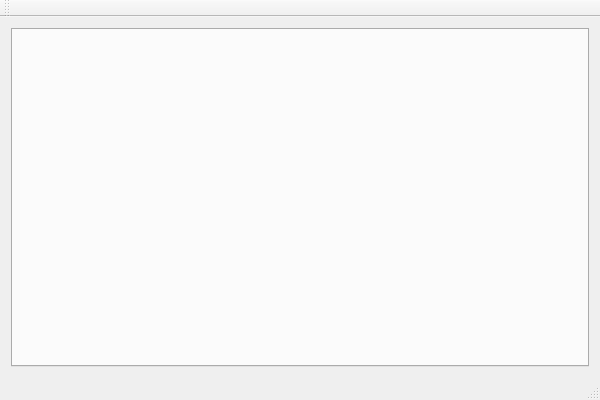
Qt form dungeon-sounder/dungeon-sounder/dungeonsounder.ui (Talndir/dungeon-sounder) before a commit.
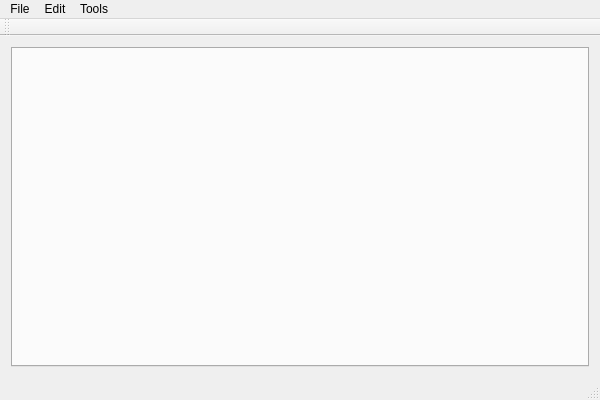
The same form after that commit.

Commit message: Added buttons and menus to top menu bar

The edit to the form file:
```diff
--- a/dungeon-sounder/dungeon-sounder/dungeonsounder.ui
+++ b/dungeon-sounder/dungeon-sounder/dungeonsounder.ui
@@ -33,6 +33,34 @@
      <height>26</height>
     </rect>
    </property>
+   <widget class="QMenu" name="menuFile">
+    <property name="title">
+     <string>File</string>
+    </property>
+    <addaction name="actionOpen"/>
+    <addaction name="actionSave"/>
+    <addaction name="actionSave_As"/>
+    <addaction name="actionExit"/>
+   </widget>
+   <widget class="QMenu" name="menuEdit">
+    <property name="title">
+     <string>Edit</string>
+    </property>
+    <addaction name="actionNew_Sound"/>
+    <addaction name="actionNew_Button"/>
+    <addaction name="actionNew_Page"/>
+   </widget>
+   <widget class="QMenu" name="menuTools">
+    <property name="title">
+     <string>Tools</string>
+    </property>
+    <addaction name="actionStop_sound"/>
+    <addaction name="actionStop_sounds_from_page"/>
+    <addaction name="actionStop_all_sounds"/>
+   </widget>
+   <addaction name="menuFile"/>
+   <addaction name="menuEdit"/>
+   <addaction name="menuTools"/>
   </widget>
   <widget class="QToolBar" name="mainToolBar">
    <attribute name="toolBarArea">
```
Left out of the diff: 50 changed lines with no effect on the pictures.
